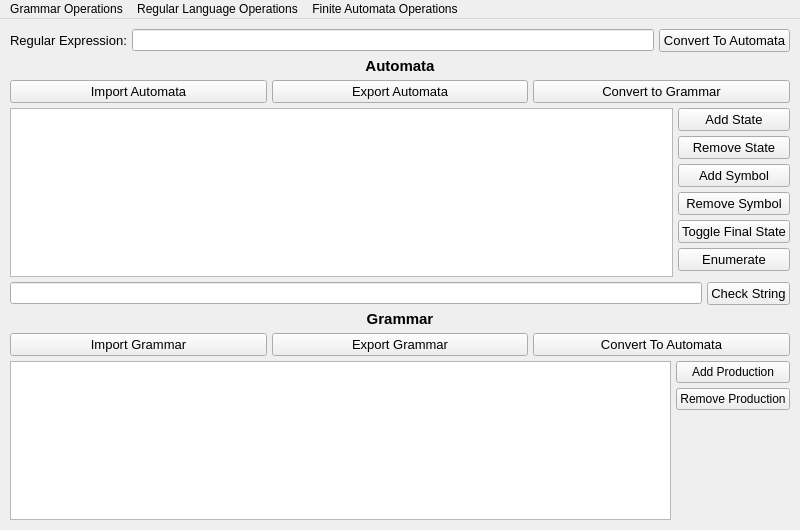
JoaoFagundes/INE5421-T1, file ui/mainwindow.ui: the form before one commit.
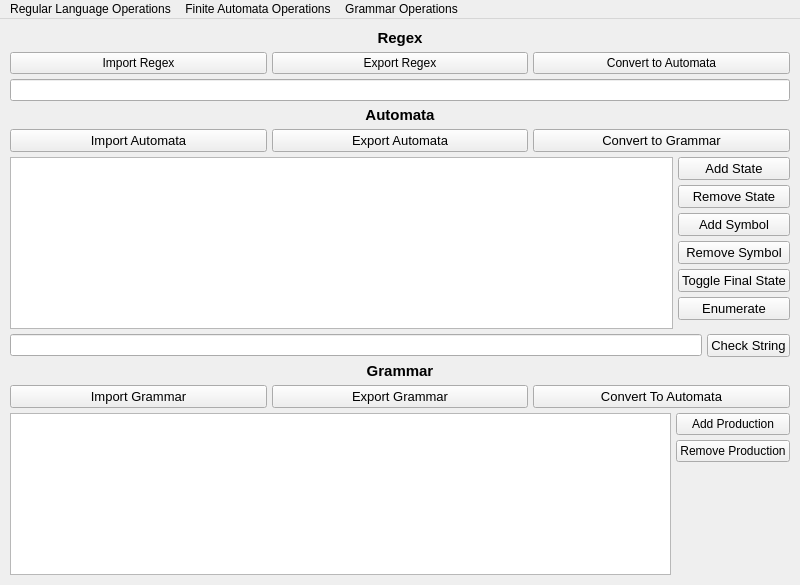
The form after the commit.

Commit message: probably finished interface

Patch:
```diff
--- a/ui/mainwindow.ui
+++ b/ui/mainwindow.ui
@@ -7,7 +7,7 @@
     <x>0</x>
     <y>0</y>
     <width>800</width>
-    <height>530</height>
+    <height>585</height>
    </rect>
   </property>
   <property name="windowTitle">
@@ -31,7 +31,7 @@
      <number>10</number>
     </property>
     <item>
-     <layout class="QHBoxLayout" name="horizontalRe">
+     <layout class="QVBoxLayout" name="verticalRegex">
       <property name="spacing">
        <number>5</number>
       </property>
@@ -45,31 +45,49 @@
        <number>0</number>
       </property>
       <item>
-       <widget class="QLabel" name="reLabel">
+       <widget class="QLabel" name="regexLabel">
         <property name="font">
          <font>
-          <pointsize>10</pointsize>
+          <pointsize>11</pointsize>
+          <weight>75</weight>
+          <bold>true</bold>
          </font>
         </property>
         <property name="text">
-         <string>Regular Expression:</string>
+         <string>Regex</string>
         </property>
+        <property name="alignment">
+         <set>Qt::AlignCenter</set>
+        </property>
        </widget>
       </item>
       <item>
-       <widget class="QLineEdit" name="reInput"/>
+       <layout class="QHBoxLayout" name="horizontalLayout">
+        <item>
+         <widget class="QPushButton" name="importRegexButton">
+          <property name="text">
+           <string>Import Regex</string>
+          </property>
+         </widget>
+        </item>
+        <item>
+         <widget class="QPushButton" name="exportRegexButon">
+          <property name="text">
+           <string>Export Regex</string>
+          </property>
+         </widget>
+        </item>
+        <item>
+         <widget class="QPushButton" name="convertRegexButton">
+          <property name="text">
+           <string>Convert to Automata</string>
+          </property>
+         </widget>
+        </item>
+       </layout>
       </item>
       <item>
-       <widget class="QPushButton" name="convertReButton">
-        <property name="font">
-         <font>
-          <pointsize>10</pointsize>
-         </font>
-        </property>
-        <property name="text">
-         <string>Convert To Automata</string>
-        </property>
-       </widget>
+       <widget class="QLineEdit" name="regexInput"/>
       </item>
      </layout>
     </item>
@@ -399,9 +417,9 @@
     <addaction name="actionDeterminize"/>
     <addaction name="actionMinimize"/>
    </widget>
-   <addaction name="menuGrammar_Operations"/>
    <addaction name="menuRegular_Language_Operations"/>
    <addaction name="menuFinite_Automata_Operations"/>
+   <addaction name="menuGrammar_Operations"/>
   </widget>
   <action name="actionUnion">
    <property name="text">
```
Left out of the diff: 8 changed lines with no effect on the pictures. The commit also changes 1 other file.
